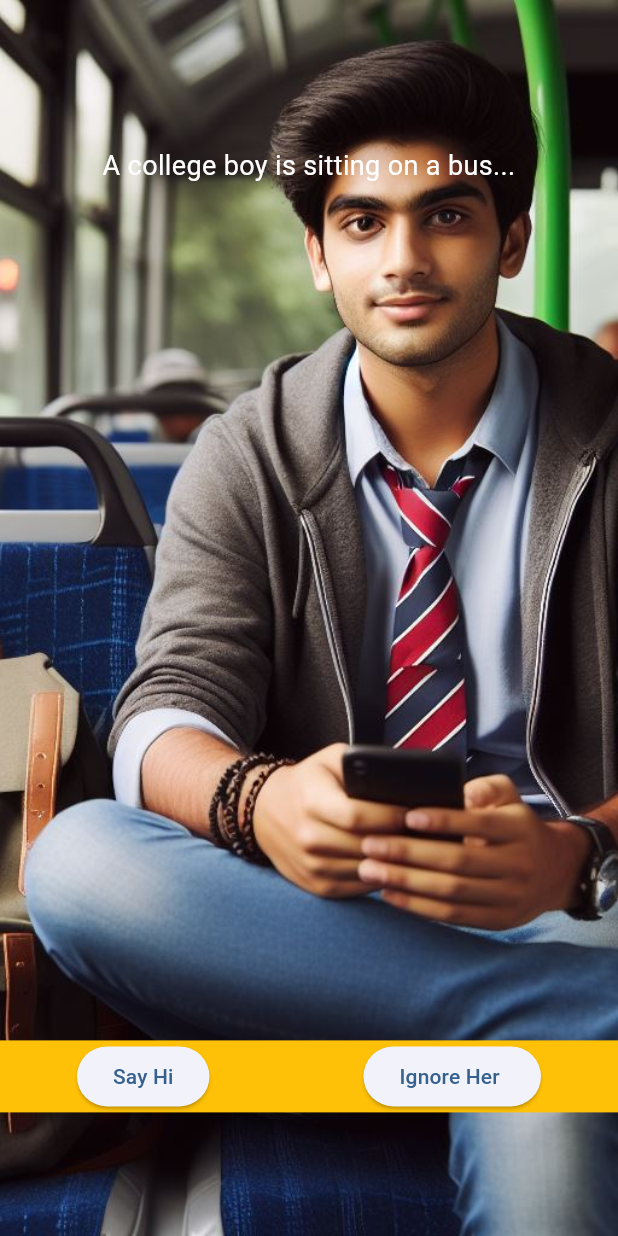
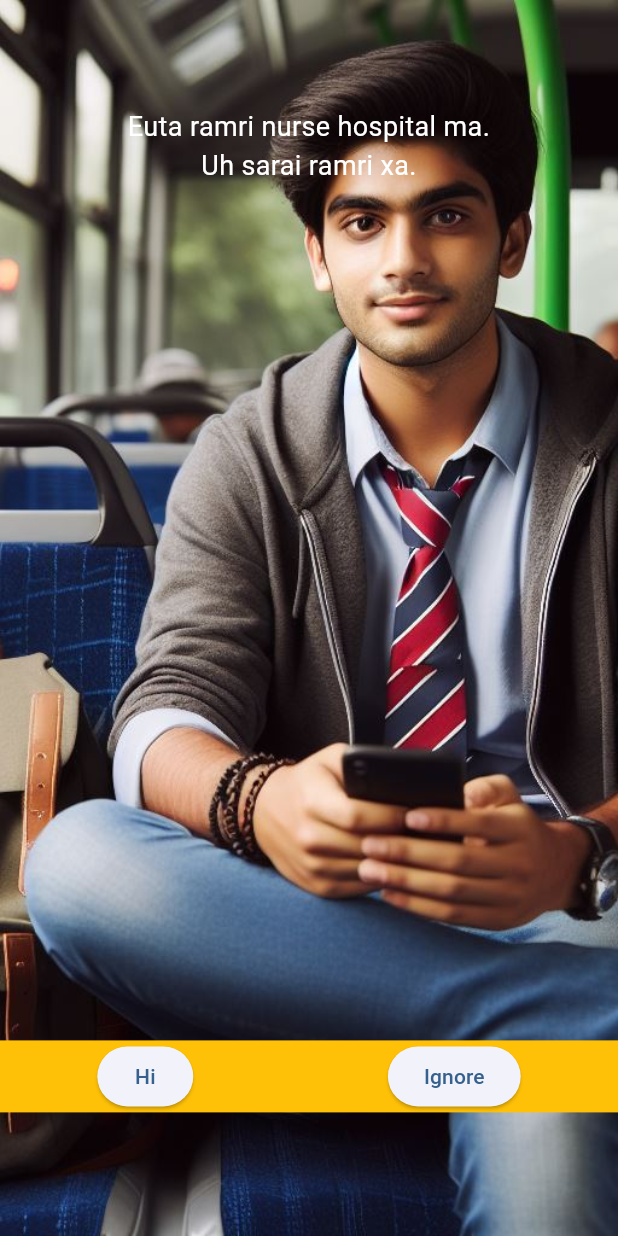
Before and after one commit to adk-ashish/storysimulator, a Flutter app: the screen it shows after launch, after a tap on "Male", on a phone screen of 412 x 824 dp. Run offline on Flutter 3.47's test engine with Material 3 defaults, Android fonts, the phone set to English and light mode, and no system bars.

Commit message:
euta page load ta vayo aru hunna

```diff
--- a/assets/male_story/nursestory.json
+++ b/assets/male_story/nursestory.json
@@ -10,7 +10,7 @@
                 "Hi": 2,
                 "Ignore": 3
             },
-            "Page Picture": "C://nurse.jpg",
+            "Page Picture": "assets/images/boy_on_bus.jpeg",
             "Format Number": 1
         },
         {
--- a/lib/pageload/Page.dart
+++ b/lib/models/page.dart
@@ -1,8 +1,4 @@
-// Dart classes to represent the JSON structure
-
-import 'dart:convert';
-
-import 'package:flutter/material.dart';
+// models/page.dart
 
 class Page {
   final int pageNumber;
@@ -29,17 +25,3 @@ class Page {
     );
   }
 }
-
-// Function to load and parse JSON
-Future<List<Page>> fetchPages(BuildContext context) async {
-  String jsonString = await DefaultAssetBundle.of(context)
-      .loadString('assets/male_story/nursestory.json'); // Replace with your JSON file path
-
-  final parsed = json.decode(jsonString);
-
-  List<Page> pages = List<Page>.from(parsed['pages'].map((page) {
-    return Page.fromJson(page);
-  }));
-
-  return pages;
-}
--- a/lib/screens/male_story_screen.dart
+++ b/lib/screens/male_story_screen.dart
@@ -1,57 +1,91 @@
 import 'package:flutter/material.dart';
-import 'package:flutter/services.dart';
+import 'package:firstapp/utils/json_loader.dart' as DataLoader;
+import 'package:firstapp/models/page.dart' as CustomPage;
 
-class MaleStoryScreen extends StatelessWidget {
+class MaleStoryScreen extends StatefulWidget {
+  @override
+  _MaleStoryScreenState createState() => _MaleStoryScreenState();
+}
+
+class _MaleStoryScreenState extends State<MaleStoryScreen> {
+  late Future<List<CustomPage.Page>> futurePages;
+
+  @override
+  void initState() {
+    super.initState();
+    futurePages = _loadPages();
+  }
+
+  Future<List<CustomPage.Page>> _loadPages() async {
+    String jsonFilePath = 'assets/male_story/nursestory.json'; // Replace with your JSON file path
+    return await DataLoader.fetchPages(jsonFilePath);
+  }
+
   @override
   Widget build(BuildContext context) {
+    return FutureBuilder<List<CustomPage.Page>>(
+      future: futurePages,
+      builder: (context, snapshot) {
+        if (snapshot.connectionState == ConnectionState.waiting) {
+          return Center(child: CircularProgressIndicator());
+        } else if (snapshot.hasError) {
+          return Center(child: Text('Error: ${snapshot.error}'));
+        } else if (!snapshot.hasData || snapshot.data!.isEmpty) {
+          return Center(child: Text('No data available'));
+        } else {
+          List<CustomPage.Page> pages = snapshot.data!;
+          CustomPage.Page currentPage = pages[0]; // Assuming the first page is displayed initially
+
           double width = MediaQuery.of(context).size.width;
           double height = MediaQuery.of(context).size.height;
+
           return Scaffold(
             body: Center(
               child: Stack(
                 children: [
-              // Image for the college boy on the bus
                   Image.asset(
-                "assets/images/boy_on_bus.jpeg",
+                    currentPage.pagePicture,
                     width: width,
                     height: height,
                     fit: BoxFit.cover,
                   ),
                   Positioned(
-                left: width* 0.1,
-                right: width* 0.1,
+                    left: width * 0.1,
+                    right: width * 0.1,
                     bottom: height * 0.85,
                     child: Text(
-                  'A college boy is sitting on a bus...',
-                  style: TextStyle(color: Colors.white,fontSize: 18),
+                      currentPage.texts.join('\n'),
+                      style: TextStyle(color: Colors.white, fontSize: 18),
                       textAlign: TextAlign.center,
                     ),
                   ),
-
                   Positioned(
                     bottom: 0.1 * height,
                     child: Container(
                       color: Colors.amber,
                       width: width,
-                  child:Row(
+                      child: Row(
                         mainAxisAlignment: MainAxisAlignment.spaceAround,
-                    children: [
-                      ElevatedButton(
+                        children: currentPage.actionTexts.keys.map((action) {
+                          return ElevatedButton(
                             onPressed: () {
-                          // Handle the option to ignore
-                          // Navigate to the next story screen based on the choice
+                              int nextPageNumber =
+                              currentPage.actionTexts[action]!;
+                              if (nextPageNumber > 0 &&
+                                  nextPageNumber <= pages.length) {
+                                CustomPage.Page nextPage = pages[nextPageNumber - 1];
+                                Navigator.pushReplacement( // Use pushReplacement to avoid stacking screens
+                                  context,
+                                  MaterialPageRoute(
+                                    builder: (context) => MaleStoryScreen(),
+                                  ),
+                                );
+                              }
                             },
-                        child: Text('Say Hi'),
+                            child: Text(action),
+                          );
+                        }).toList(),
                       ),
-                       ElevatedButton(
-                        onPressed: () {
-                          // Handle the option to ignore
-                          // Navigate to the next story screen based on the choice
-                        },
-                        child: Text('Ignore Her '),
-                      ),
-                    ],
-                  )
                     ),
                   )
                 ],
@@ -59,4 +93,7 @@ class MaleStoryScreen extends StatelessWidget {
             ),
           );
         }
+      },
+    );
   }
+}
--- /dev/null
+++ b/lib/utils/json_loader.dart
@@ -0,0 +1,14 @@
+import 'package:flutter/services.dart';
+import 'package:firstapp/models/page.dart' as MyAppPage; // Import with an alias for custom Page class
+import 'dart:convert';
+
+Future<List<MyAppPage.Page>> fetchPages(String jsonFilePath) async {
+  String jsonString = await rootBundle.loadString(jsonFilePath);
+  final parsed = json.decode(jsonString);
+
+  List<MyAppPage.Page> pages = List<MyAppPage.Page>.from(parsed['pages'].map((page) {
+    return MyAppPage.Page.fromJson(page);
+  }));
+
+  return pages;
+}
--- a/pubspec.yaml
+++ b/pubspec.yaml
@@ -61,7 +61,7 @@ flutter:
   # To add assets to your application, add an assets section, like this:
   assets:
      - assets/images/boy_on_bus.jpeg
-  #  - assets/male_story
+     - assets/male_story/nursestory.json
   #   - images/a_dot_ham.jpeg
 
   # An image asset can refer to one or more resolution-specific "variants", see
```
Lines whose indentation alone changed are shown as unchanged.
